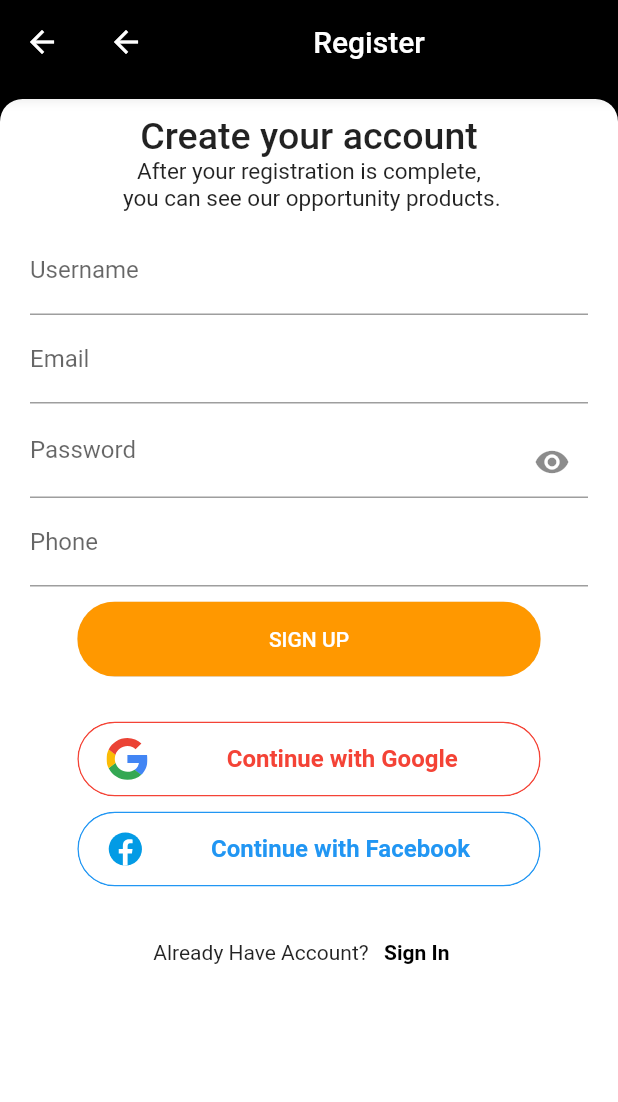
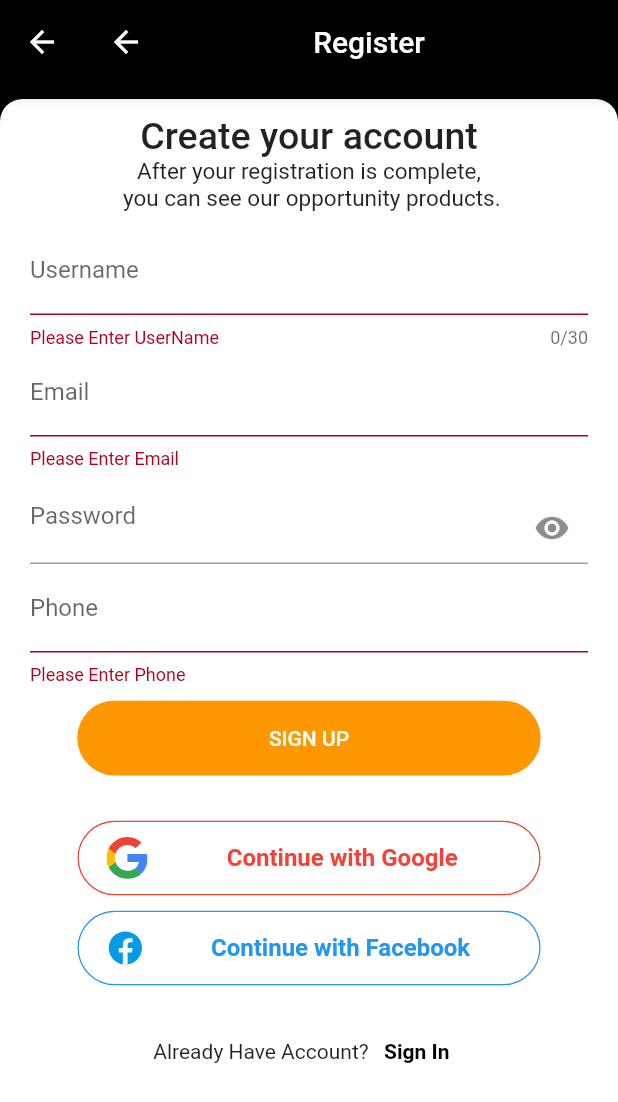
Before and after one commit to AradhyaNepal/2079-Dashain-Onboarding, a Flutter app: the SignupPage screen opened by its route, after a tap on "SIGN UP", on a phone screen of 412 x 824 dp. Shown: the top 1102 px of the screen. Run offline on Flutter 3.47's test engine with Material 2 defaults, Android fonts, the phone set to English and light mode, and no system bars; our stand-ins replace flutter_svg, smooth_page_indicator.

Commit message:
Backup commit

```diff
--- a/UIOne/lib/screens/registration/login.dart
+++ b/UIOne/lib/screens/registration/login.dart
@@ -10,7 +10,13 @@ class LoginPage extends StatelessWidget {
   @override
   Widget build(BuildContext context) {
     final size=MediaQuery.of(context).size;
-    return SafeArea(
+    return WillPopScope(
+      onWillPop: () async{
+
+        Navigator.pushReplacementNamed(context, SplashPage.route,arguments: true);
+        return false;
+      },
+      child: SafeArea(
           child: Scaffold(
             appBar: AppBar(
               backgroundColor: Colors.black,
@@ -153,6 +159,7 @@ class LoginPage extends StatelessWidget {
               ),
             ) ,
           )
+      ),
     );
   }
 }
--- a/UIOne/lib/screens/registration/signup.dart
+++ b/UIOne/lib/screens/registration/signup.dart
@@ -13,7 +13,13 @@ class SignupPage extends StatelessWidget {
   @override
   Widget build(BuildContext context) {
     final size=MediaQuery.of(context).size;
-    return SafeArea(
+    return WillPopScope(
+      onWillPop: () async{
+
+        Navigator.pushReplacementNamed(context, SplashPage.route,arguments: true);
+        return false;
+      },
+      child: SafeArea(
           child: Scaffold(
             appBar: AppBar(
               backgroundColor: Colors.black,
@@ -79,7 +85,17 @@ class SignupPage extends StatelessWidget {
                                 child: Column(
                                   children: [
                                     TextFormField(
+                                      maxLength: 30,
                                       textInputAction:TextInputAction.next,
+                                      validator: (value){
+                                        if(value!.isEmpty){
+                                          return "Please Enter UserName";
+                                        }
+                                        if(value.length<=5){
+                                          return "Must be greater than 5 characters ";
+                                        }
+                                        return null;
+                                      },
                                       decoration: InputDecoration(
                                         labelText: "Username",
 
@@ -88,18 +104,38 @@ class SignupPage extends StatelessWidget {
                                     TextFormField(
                                       textInputAction:TextInputAction.next,
                                       keyboardType: TextInputType.emailAddress,
-
+                                      validator: (value){
+                                        if(value!.isEmpty){
+                                          return "Please Enter Email";
+                                        }
+                                        if(RegExp(r"^[a-zA-Z0-9.a-zA-Z0-9.!#$%&'*+-/=?^_`{|}~]+@[a-zA-Z0-9]+\.[a-zA-Z]+").hasMatch(value)){
+                                          return "Please Enter Valid Email";
+                                        }
+                                        return null;
+                                      },
                                       decoration: InputDecoration(
                                           labelText: "Email",
 
                                       ),
                                     ),
-                                  PasswordField(nextFocus: focusNode,),
+                                    PasswordField(
+                                      nextFocus: focusNode,
+                                      validateMoreThanEmpty: true,
+                                    ),
                                     TextFormField(
                                       focusNode: focusNode,
                                       textInputAction:TextInputAction.done,
                                       keyboardType: TextInputType.phone,
                                       maxLength: 10,
+                                      validator: (value){
+                                        if(value!.isEmpty){
+                                          return "Please Enter Phone";
+                                        }
+                                        if(value.length<10){
+                                          return "Must be 10 digit long";
+                                        }
+                                        return null;
+                                      },
                                       decoration: InputDecoration(
                                         labelText: "Phone",
                                           counterText: ""
@@ -113,7 +149,9 @@ class SignupPage extends StatelessWidget {
                                         height: 50,
                                         child: ElevatedButton(
                                           style: ElevatedButton.styleFrom(primary: Colors.orange),
-                                          onPressed: (){},
+                                            onPressed: (){
+                                              formKey.currentState!.validate();
+                                            },
                                             child: Text(
                                               "SIGN UP"
                                             )
@@ -153,6 +191,7 @@ class SignupPage extends StatelessWidget {
               ),
             ),
           )
+      ),
     );
   }
 }
@@ -257,7 +296,9 @@ class GoogleWidget extends StatelessWidget {
 class PasswordField extends StatefulWidget {
   final FocusNode? nextFocus;
   final bool next;
+  final bool validateMoreThanEmpty;
   const PasswordField({
+    this.validateMoreThanEmpty=false,
     this.next=true,
     this.nextFocus,
     Key? key,
@@ -272,6 +313,7 @@ class _PasswordFieldState extends State<PasswordField> {
   @override
   Widget build(BuildContext context) {
     return TextFormField(
+
       onFieldSubmitted: (_){
         FocusScope.of(context).requestFocus(widget.nextFocus);
       },
```
Also changed, not shown: UIOne/pubspec.lock, 2 other files. Lines whose indentation alone changed are shown as unchanged.
